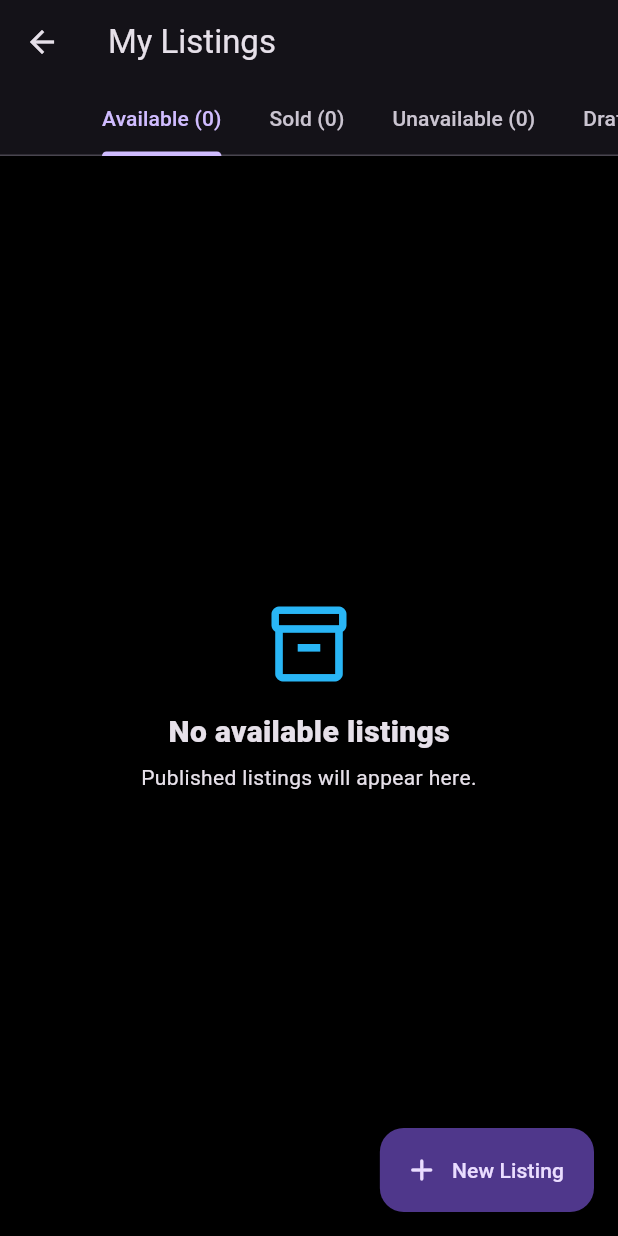
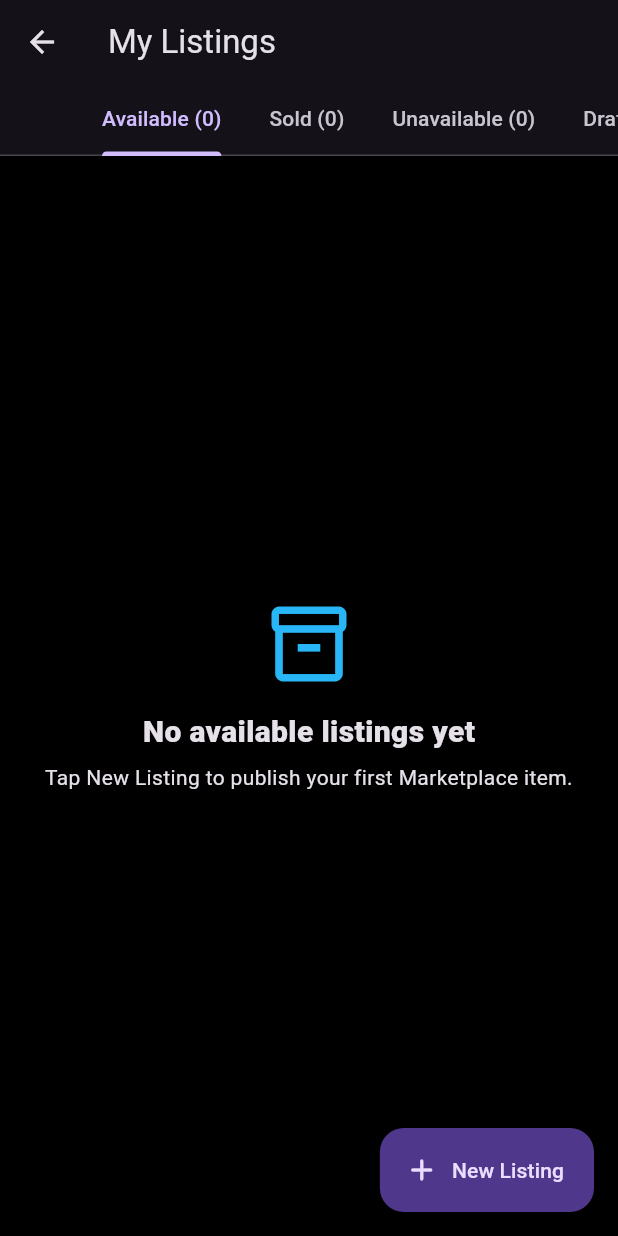
Before and after one commit to Yusuf-Oyigye/Nubify, a Flutter app: the MyMarketplaceListingsScreen screen opened directly, on a phone screen of 412 x 824 dp. Run offline on Flutter 3.47's test engine with Material 3 defaults, Android fonts, the phone set to English and light mode, and no system bars; our stand-ins replace app_links, audioplayers, cached_network_image, cloud_firestore, cloud_functions, emoji_picker_flutter and 10 more; missing offline and left inert: flutter_webrtc, record, video_thumbnail; accounts and stored records are empty; network calls fail.

Commit message:
Fix marketplace listing empty and form states

```diff
--- a/lib/screens/my_marketplace_listings_screen.dart
+++ b/lib/screens/my_marketplace_listings_screen.dart
@@ -209,13 +209,6 @@ class _ListingStatusTabState extends State<_ListingStatusTab>
     super.build(context);
     if (_loading) {
       return const Center(child: CircularProgressIndicator());
-    }
-    if (_listings.isEmpty && _loadError != null) {
-      return _EmptyStatus(
-        status: widget.status,
-        error: _loadError,
-        onRetry: () => unawaited(_loadListings(reset: true)),
-      );
     }
     if (_listings.isEmpty) {
       return RefreshIndicator(
@@ -458,11 +451,27 @@ class _OwnerListingTileState extends State<_OwnerListingTile> {
 }
 
 class _EmptyStatus extends StatelessWidget {
-  const _EmptyStatus({required this.status, this.error, this.onRetry});
+  const _EmptyStatus({required this.status});
 
   final String status;
-  final Object? error;
-  final VoidCallback? onRetry;
+
+  String get _title => switch (status) {
+    'available' => 'No available listings yet',
+    'sold' => 'No sold listings yet',
+    'unavailable' => 'No unavailable listings',
+    'draft' => 'No drafts yet',
+    'archived' => 'No archived listings',
+    _ => 'No listings yet',
+  };
+
+  String get _message => switch (status) {
+    'available' => 'Tap New Listing to publish your first Marketplace item.',
+    'sold' => 'Items you mark as sold will appear here.',
+    'unavailable' => 'Items you temporarily hide will appear here.',
+    'draft' => 'Listings you save before publishing will appear here.',
+    'archived' => 'Listings you archive will appear here.',
+    _ => 'Your Marketplace items will appear here.',
+  };
 
   @override
   Widget build(BuildContext context) {
@@ -472,33 +481,18 @@ class _EmptyStatus extends StatelessWidget {
         child: Column(
           mainAxisSize: MainAxisSize.min,
           children: <Widget>[
-            Icon(
-              error == null
-                  ? Icons.inventory_2_outlined
-                  : Icons.cloud_off_rounded,
+            const Icon(
+              Icons.inventory_2_outlined,
               size: 60,
               color: MarketplaceTheme.sky,
             ),
             const SizedBox(height: 14),
             Text(
-              error == null
-                  ? 'No ${status == 'draft' ? 'drafts' : '$status listings'}'
-                  : 'Unable to load listings',
+              _title,
               style: const TextStyle(fontSize: 20, fontWeight: FontWeight.w900),
             ),
             const SizedBox(height: 6),
-            Text(
-              error != null
-                  ? 'Your listings are not showing right now. Pull down or try again.'
-                  : status == 'available'
-                  ? 'Published listings will appear here.'
-                  : 'This section is currently empty.',
-              textAlign: TextAlign.center,
-            ),
-            if (error != null && onRetry != null) ...<Widget>[
-              const SizedBox(height: 12),
-              FilledButton(onPressed: onRetry, child: const Text('Try Again')),
-            ],
+            Text(_message, textAlign: TextAlign.center),
           ],
         ),
       ),
```
Also changed, not shown: lib/screens/create_marketplace_listing_screen.dart (+82 -16 lines).
